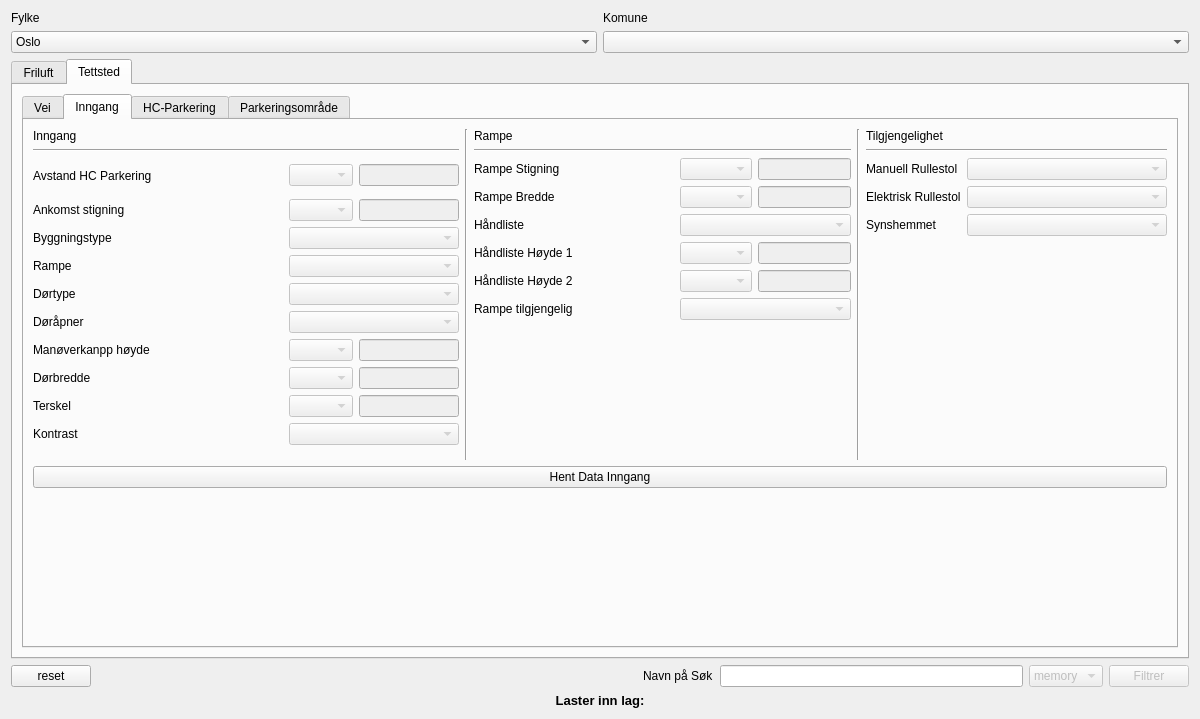
Qt form Tilgjengelighet_dialog_base.ui (KaspArno/Tilgjengelighet) before a commit.
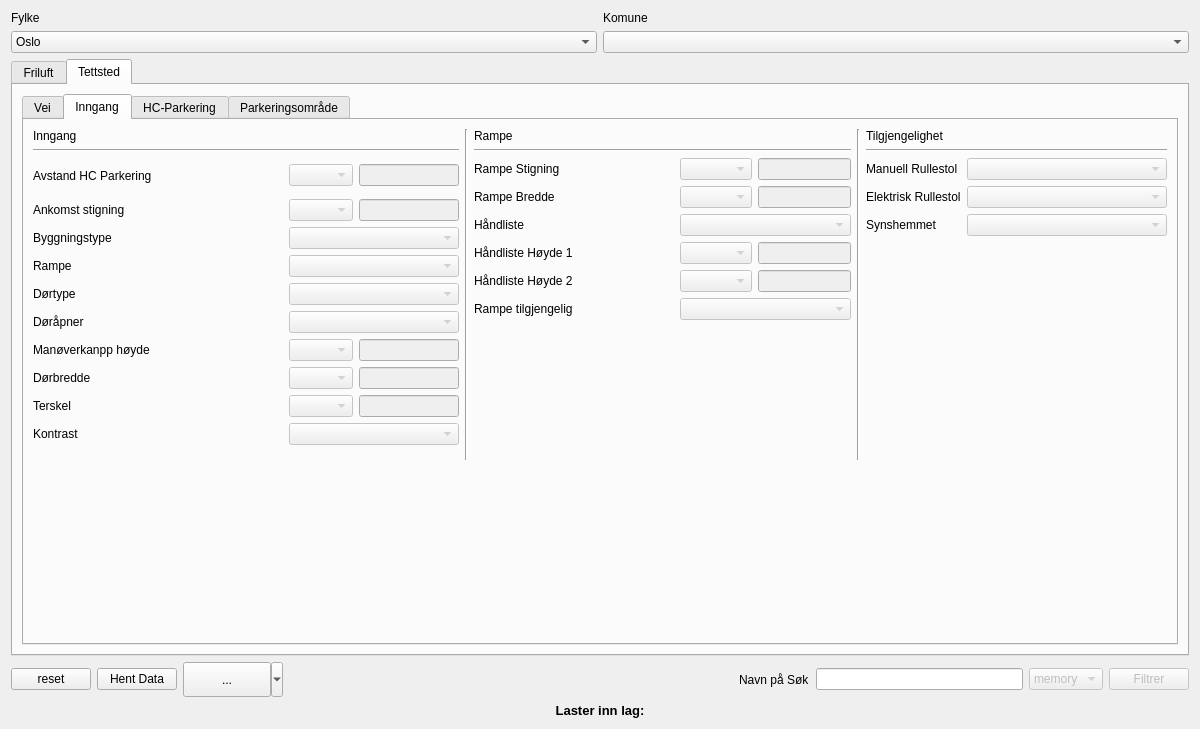
The same form after that commit.

```diff
--- a/Tilgjengelighet_dialog_base.ui
+++ b/Tilgjengelighet_dialog_base.ui
@@ -7,7 +7,7 @@
     <x>0</x>
     <y>0</y>
     <width>1200</width>
-    <height>719</height>
+    <height>729</height>
    </rect>
   </property>
   <property name="minimumSize">
@@ -5175,13 +5175,6 @@
                      </item>
                     </layout>
                    </item>
-                   <item>
-                    <widget class="QPushButton" name="pushButton_HentDataInngang">
-                     <property name="text">
-                      <string>Hent Data Inngang</string>
-                     </property>
-                    </widget>
-                   </item>
                    <item>
                     <spacer name="verticalSpacer_45">
                      <property name="orientation">
@@ -6007,6 +6000,29 @@
          </property>
         </widget>
        </item>
+       <item>
+        <widget class="QPushButton" name="pushButton_HentDataInngang">
+         <property name="text">
+          <string>Hent Data</string>
+         </property>
+        </widget>
+       </item>
+       <item>
+        <widget class="QToolButton" name="toolButton_map">
+         <property name="minimumSize">
+          <size>
+           <width>100</width>
+           <height>35</height>
+          </size>
+         </property>
+         <property name="text">
+          <string>...</string>
+         </property>
+         <property name="popupMode">
+          <enum>QToolButton::MenuButtonPopup</enum>
+         </property>
+        </widget>
+       </item>
        <item>
         <spacer name="horizontalSpacer_18">
          <property name="orientation">
```
Left out of the diff: 1 changed line with no effect on the pictures.
